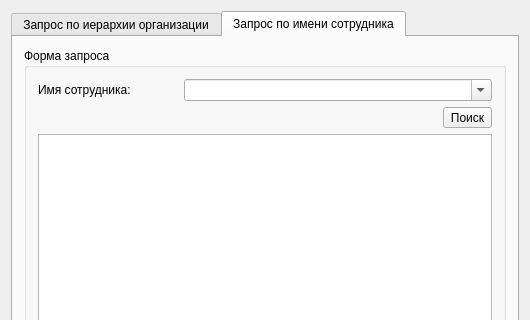
First picture: the form in Lab4/Lab4/widget.ui, repository 46ccac1474d000676430445ffc4b160a/Algo, before the edit; both pictures show x 0 to 530 and y 0 to 320 of the 530 by 469 pixel window.
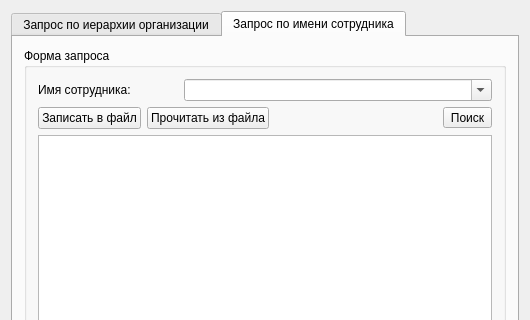
Second picture: the form after the edit. The open tabs and pages were chosen to show the change.

```diff
--- a/Lab4/Lab4/widget.ui
+++ b/Lab4/Lab4/widget.ui
@@ -235,6 +235,26 @@
           </item>
           <item>
            <layout class="QHBoxLayout" name="horizontalLayout_2">
+            <item>
+             <widget class="QPushButton" name="writeButton">
+              <property name="toolTip">
+               <string>&lt;html&gt;&lt;head/&gt;&lt;body&gt;&lt;p&gt;Записать 10,000 имён в файл.&lt;/p&gt;&lt;/body&gt;&lt;/html&gt;</string>
+              </property>
+              <property name="text">
+               <string>Записать в файл</string>
+              </property>
+             </widget>
+            </item>
+            <item>
+             <widget class="QPushButton" name="readButton">
+              <property name="toolTip">
+               <string>&lt;html&gt;&lt;head/&gt;&lt;body&gt;&lt;p&gt;Прочитать имена из файла и выполнить поиск этих имён в текущей базе сотрудников.&lt;/p&gt;&lt;/body&gt;&lt;/html&gt;</string>
+              </property>
+              <property name="text">
+               <string>Прочитать из файла</string>
+              </property>
+             </widget>
+            </item>
             <item>
              <spacer name="horizontalSpacer_2">
               <property name="orientation">
```
Left out of the diff: 2 changed lines with no effect on the pictures.
